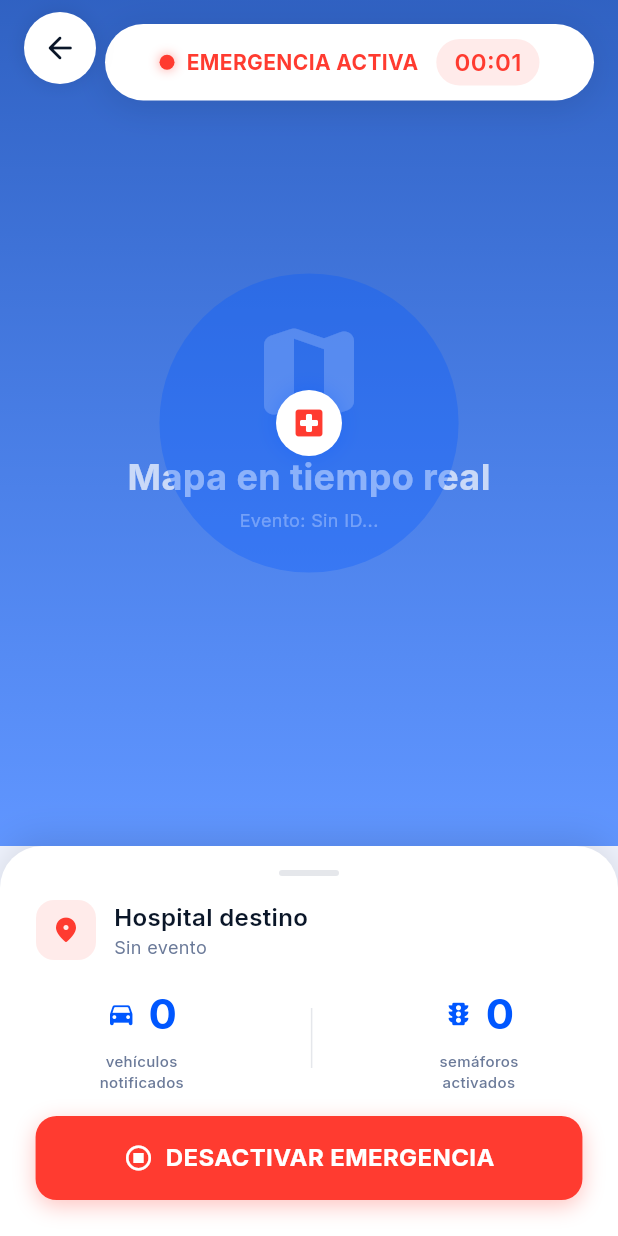
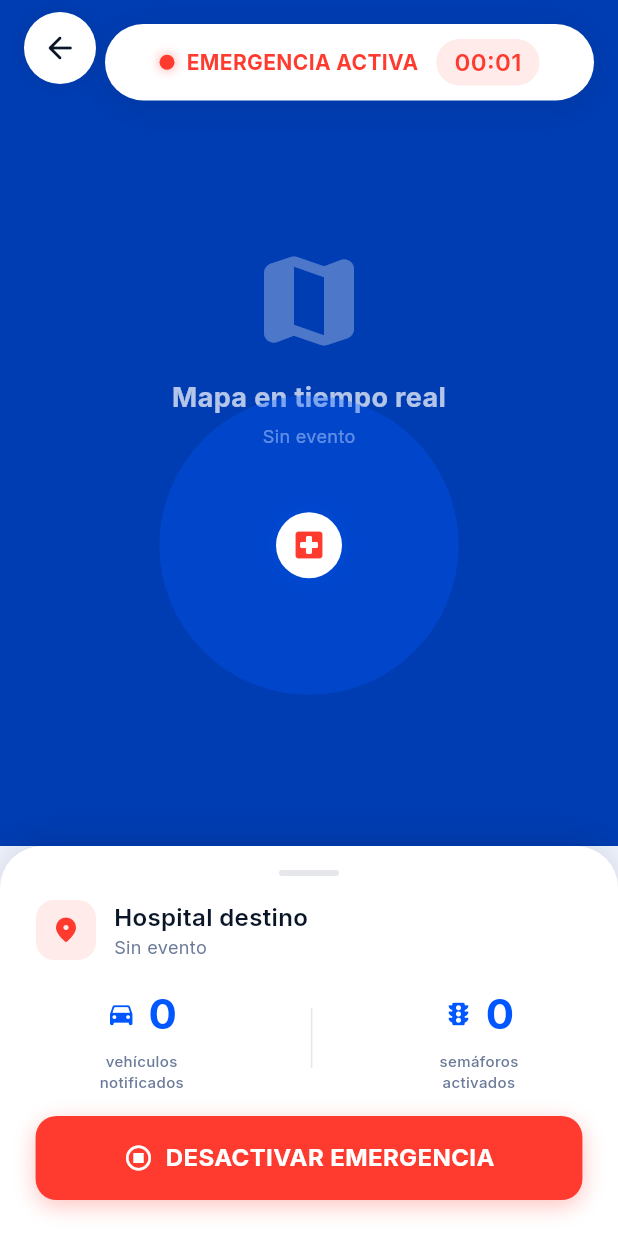
Before and after one commit to lauu2801r-dotcom/Dynavia-Frontend, a Flutter app: the ActiveRouteMapScreen screen opened directly, on a phone screen of 412 x 824 dp. Run offline on Flutter 3.47's test engine with Material 3 defaults, Android fonts, the light colour scheme and no system bars; our stand-ins replace fl_chart, google_fonts.

Commit message:
feed: Modulos arreglados completamente

```diff
--- a/lib/features/emergency/event_summary_screen.dart
+++ b/lib/features/emergency/event_summary_screen.dart
@@ -269,7 +269,7 @@ class _EventSummaryScreenState extends State<EventSummaryScreen>
           crossAxisCount: 2,
           mainAxisSpacing: 16,
           crossAxisSpacing: 16,
-          childAspectRatio: 1.2,
+          childAspectRatio: 1.5,
           children: [
             MetricCard(
               value: formattedTime,
--- a/lib/features/map/active_route_map_screen.dart
+++ b/lib/features/map/active_route_map_screen.dart
@@ -200,38 +200,33 @@ class _ActiveRouteMapScreenState extends State<ActiveRouteMapScreen>
 
   Widget _buildMap() {
   return Container(
-      decoration: BoxDecoration(
-        gradient: LinearGradient(
-          begin: Alignment.topCenter,
-          end: Alignment.bottomCenter,
-          colors: [
-            AppColors.primaryDark.withOpacity(0.8),
-            AppColors.primary.withOpacity(0.6),
-          ],
-        ),
-      ),
-      child: Stack(
-        children: [
-          Center(
+    color: const Color(0xFF003DB3),
+    child: Center(
       child: Column(
         mainAxisAlignment: MainAxisAlignment.center,
         mainAxisSize: MainAxisSize.min,
         children: [
-                Icon(Icons.map_rounded, size: 80,
-                    color: Colors.white.withOpacity(0.3)),
+          const Icon(Icons.map_rounded, size: 80, color: Colors.white30),
           const SizedBox(height: 12),
-                Text('Mapa en tiempo real',
-                    style: AppTypography.titleMedium
-                        .copyWith(color: Colors.white.withOpacity(0.7))),
+          const Text('Mapa en tiempo real',
+              style: TextStyle(
+                color: Colors.white70,
+                fontSize: 18,
+                fontWeight: FontWeight.bold,
+              )),
           const SizedBox(height: 4),
-                Text('Evento: ${widget.eventId.isEmpty ? "Sin ID" : widget.eventId.substring(0, 12)}...',
-                    style: AppTypography.bodySmall
-                        .copyWith(color: Colors.white.withOpacity(0.5))),
+          Text(
+            widget.eventId.isEmpty
+                ? 'Sin evento'
+                : widget.eventId.length > 12
+                    ? '${widget.eventId.substring(0, 12)}...'
+                    : widget.eventId,
+            style: const TextStyle(color: Colors.white54, fontSize: 12),
+          ),
+          const SizedBox(height: 24),
+          _buildAmbulanceMarker(),
         ],
       ),
-          ),
-          _buildAmbulanceMarker(),
-        ],
     ),
   );
 }
```
Also changed, not shown: lib/features/emergency/activate_emergency_screen.dart (+10 -8 lines). Lines whose indentation alone changed are shown as unchanged.
